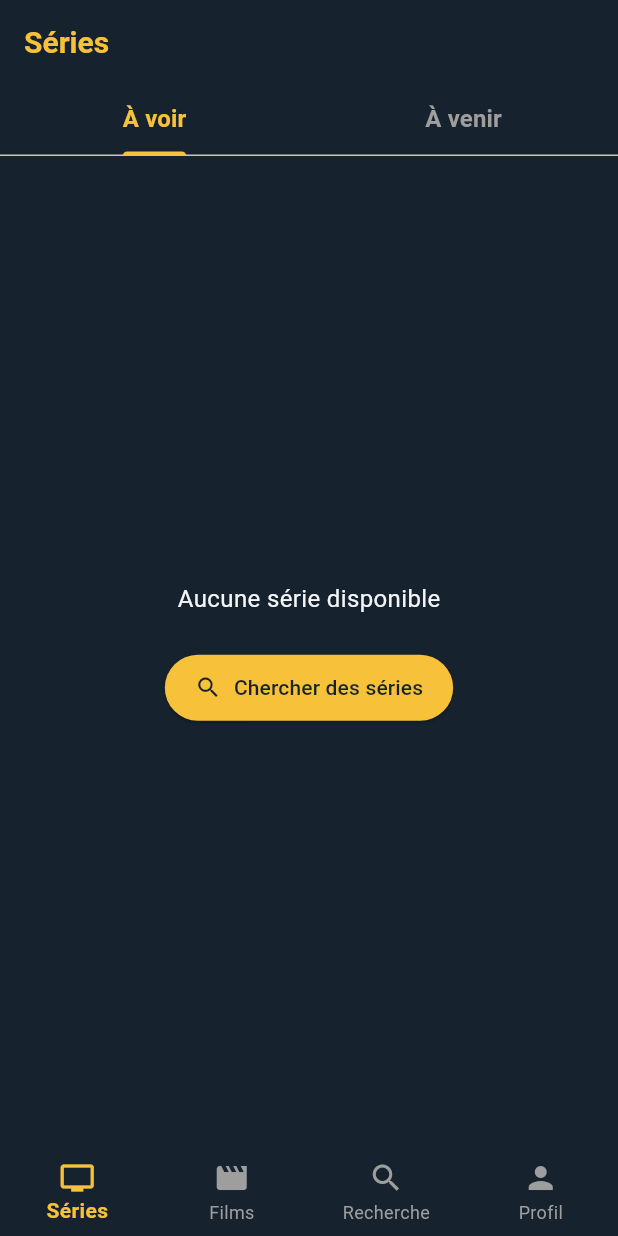
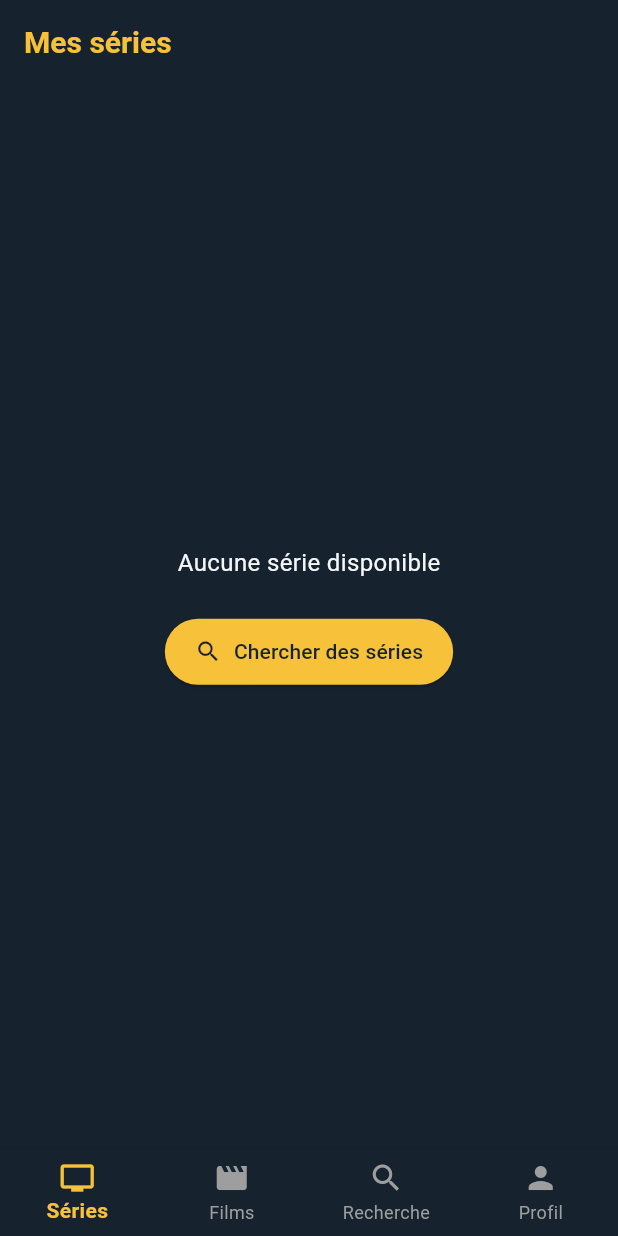
Before and after one commit to zoen-ct/visu, a Flutter app: the screen it shows after launch, after a tap on an icon or button, on a phone screen of 412 x 824 dp. Run offline on Flutter 3.47's test engine with Material 3 defaults, Android fonts, the light colour scheme and no system bars; our stand-ins replace cached_network_image, flutter_rating_bar, go_router, shared_preferences, supabase_flutter; accounts and stored records are empty; statements that could not run were skipped.

Commit message:
refactor: Simplifier l'écran des séries en supprimant la gestion des séries à venir

```diff
--- a/visu_app/lib/views/series_screen.dart
+++ b/visu_app/lib/views/series_screen.dart
@@ -10,35 +10,17 @@ class SeriesScreen extends StatefulWidget {
   State<SeriesScreen> createState() => _SeriesScreenState();
 }
 
-class _SeriesScreenState extends State<SeriesScreen>
-    with SingleTickerProviderStateMixin {
-  late TabController _tabController;
-
+class _SeriesScreenState extends State<SeriesScreen> {
   final SerieService _serieService = SerieService();
 
   List<Serie>? _watchlist;
-  List<Serie>? _upcoming;
-
   bool _isLoadingWatchlist = true;
-  bool _isLoadingUpcoming = true;
-
   String? _watchlistError;
-  String? _upcomingError;
 
   @override
   void initState() {
     super.initState();
-
-    _tabController = TabController(length: 2, vsync: this);
-
     _loadWatchlist();
-    _loadUpcoming();
-  }
-
-  @override
-  void dispose() {
-    _tabController.dispose();
-    super.dispose();
   }
 
   Future<void> _loadWatchlist() async {
@@ -66,36 +48,11 @@ class _SeriesScreenState extends State<SeriesScreen>
     }
   }
 
-  Future<void> _loadUpcoming() async {
-    try {
-      setState(() {
-        _isLoadingUpcoming = true;
-        _upcomingError = null;
-      });
-
-      final upcoming = await _serieService.getUpcoming();
-
-      if (mounted) {
-        setState(() {
-          _upcoming = upcoming;
-          _isLoadingUpcoming = false;
-        });
-      }
-    } catch (e) {
-      if (mounted) {
-        setState(() {
-          _upcomingError = 'Erreur lors du chargement des séries à venir';
-          _isLoadingUpcoming = false;
-        });
-      }
-    }
-  }
-
   void _navigateToSerieDetail(BuildContext context, Serie serie) {
     context.push('/series/detail/${serie.id}');
   }
 
-  Widget _buildWatchlistTab() {
+  Widget _buildContent() {
     if (_isLoadingWatchlist) {
       return const Center(
         child: CircularProgressIndicator(color: Color(0xFFF8C13A)),
@@ -175,86 +132,6 @@ class _SeriesScreenState extends State<SeriesScreen>
     );
   }
 
-  Widget _buildUpcomingTab() {
-    if (_isLoadingUpcoming) {
-      return const Center(
-        child: CircularProgressIndicator(color: Color(0xFFF8C13A)),
-      );
-    }
-
-    if (_upcomingError != null) {
-      return Center(
-        child: Column(
-          mainAxisAlignment: MainAxisAlignment.center,
-          children: [
-            const Icon(Icons.error_outline, color: Colors.red, size: 48),
-            const SizedBox(height: 16),
-            Text(
-              _upcomingError!,
-              style: const TextStyle(color: Color(0xFFF4F6F8), fontSize: 16),
-            ),
-            const SizedBox(height: 16),
-            ElevatedButton(
-              onPressed: _loadUpcoming,
-              style: ElevatedButton.styleFrom(
-                backgroundColor: const Color(0xFFF8C13A),
-                foregroundColor: const Color(0xFF16232E),
-              ),
-              child: const Text('Réessayer'),
-            ),
-          ],
-        ),
-      );
-    }
-
-    if (_upcoming == null || _upcoming!.isEmpty) {
-      return Center(
-        child: Column(
-          mainAxisAlignment: MainAxisAlignment.center,
-          children: [
-            const Text(
-              'Aucune série à venir',
-              style: TextStyle(color: Color(0xFFF4F6F8), fontSize: 16),
-            ),
-            const SizedBox(height: 24),
-            ElevatedButton.icon(
-              onPressed: () => context.push('/search'),
-              icon: const Icon(Icons.search),
-              label: const Text('Chercher des séries'),
-              style: ElevatedButton.styleFrom(
-                backgroundColor: const Color(0xFFF8C13A),
-                foregroundColor: const Color(0xFF16232E),
-                shape: RoundedRectangleBorder(
-                  borderRadius: BorderRadius.circular(25),
-                ),
-                padding: const EdgeInsets.symmetric(
-                  horizontal: 20,
-                  vertical: 12,
-                ),
-              ),
-            ),
-          ],
-        ),
-      );
-    }
-
-    return RefreshIndicator(
-      onRefresh: _loadUpcoming,
-      color: const Color(0xFFF8C13A),
-      child: ListView.builder(
-        padding: const EdgeInsets.symmetric(vertical: 12),
-        itemCount: _upcoming!.length,
-        itemBuilder: (context, index) {
-          final serie = _upcoming![index];
-          return SerieCard(
-            serie: serie,
-            onTap: () => _navigateToSerieDetail(context, serie),
-          );
-        },
-      ),
-    );
-  }
-
   @override
   Widget build(BuildContext context) {
     return Scaffold(
@@ -262,28 +139,14 @@ class _SeriesScreenState extends State<SeriesScreen>
       appBar: AppBar(
         backgroundColor: const Color(0xFF16232E),
         title: const Text(
-          'Séries',
+          'Mes séries',
           style: TextStyle(
             color: Color(0xFFF8C13A),
             fontWeight: FontWeight.bold,
           ),
         ),
-        bottom: TabBar(
-          controller: _tabController,
-          indicatorColor: const Color(0xFFF8C13A),
-          labelColor: const Color(0xFFF8C13A),
-          unselectedLabelColor: Colors.grey,
-          labelStyle: const TextStyle(
-            fontWeight: FontWeight.bold,
-            fontSize: 16,
-          ),
-          tabs: const [Tab(text: 'À voir'), Tab(text: 'À venir')],
-        ),
       ),
-      body: TabBarView(
-        controller: _tabController,
-        children: [_buildWatchlistTab(), _buildUpcomingTab()],
-      ),
+      body: _buildContent(),
     );
   }
 }
```
